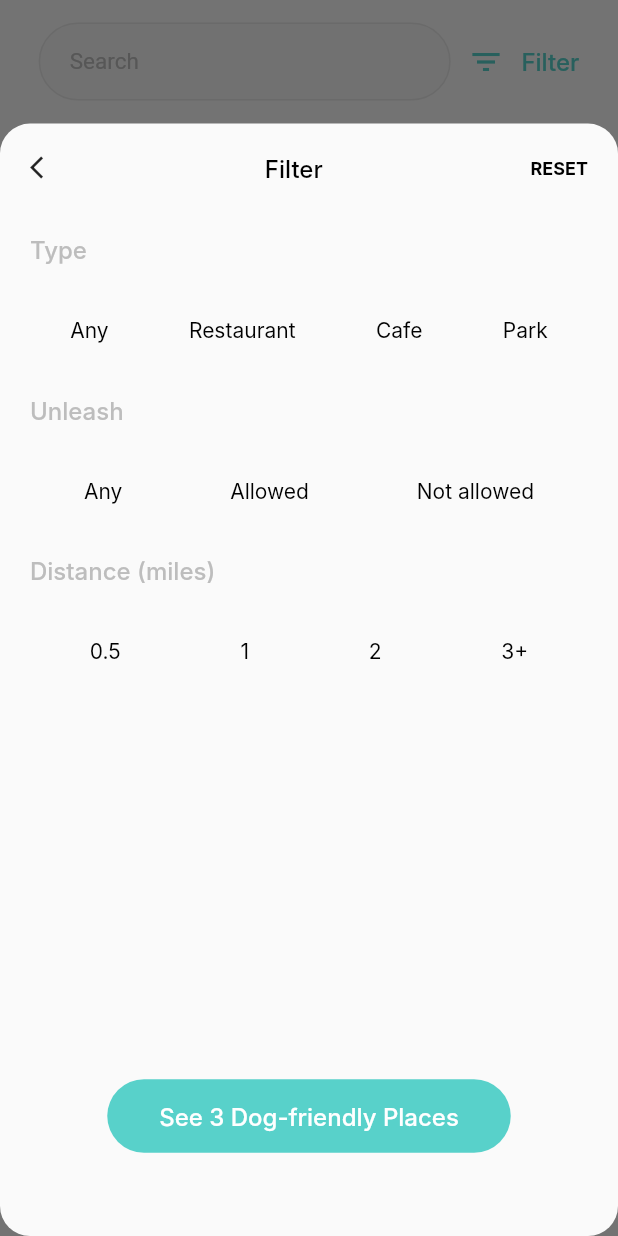
After one commit to jefflin98/pupchat, a Flutter app: the screen it shows after launch, item 2 of the bottom bar chosen, after a tap on "Filter", on a phone screen of 412 x 824 dp. The commit adds this screen. Run offline on Flutter 3.47's test engine with Material 2 defaults, Android fonts, the phone set to English and light mode, and no system bars; Roboto replaces fonts that are missing (Inter).

Commit message:
map finished. todo: puppy detail, chat detail

```diff
--- a/lib/chat_screen.dart
+++ b/lib/chat_screen.dart
@@ -15,9 +15,11 @@ class ChatScreen extends StatelessWidget {
           children: [
             Container(height: 15),
             Row(
+              mainAxisAlignment: MainAxisAlignment.center,
+              crossAxisAlignment: CrossAxisAlignment.center,
               children: [
                 Container(
-                  width: MediaQuery.of(context).size.width * 9 / 10,
+                  width: MediaQuery.of(context).size.width * 8.5 / 10,
                   decoration: BoxDecoration(
                     borderRadius: BorderRadius.circular(50),
                     border: Border.all(
@@ -33,7 +35,7 @@ class ChatScreen extends StatelessWidget {
                   child: const TextField(
                     decoration: InputDecoration(
                       border: InputBorder.none,
-                      hintText: "search",
+                      hintText: "Search",
                     ),
                   ),
                 ),
--- a/lib/home_screen.dart
+++ b/lib/home_screen.dart
@@ -46,7 +46,7 @@ class HomeScreen extends StatelessWidget {
                     child: TextField(
                       decoration: InputDecoration(
                         border: InputBorder.none,
-                        hintText: "search",
+                        hintText: "Search",
                       ),
                     ),
                   ),
--- /dev/null
+++ b/lib/location_filter.dart
@@ -0,0 +1,129 @@
+// ignore_for_file: prefer_const_constructors
+
+import 'package:flutter/material.dart';
+import 'package:pupchat/style.dart';
+
+class LocationFilter extends StatelessWidget {
+  const LocationFilter({Key? key}) : super(key: key);
+
+  @override
+  Widget build(BuildContext context) {
+    return SizedBox(
+      height: MediaQuery.of(context).size.height * 9 / 10,
+      child: Padding(
+        padding: EdgeInsets.all(20),
+        child: Column(
+          mainAxisAlignment: MainAxisAlignment.spaceBetween,
+          crossAxisAlignment: CrossAxisAlignment.start,
+          children: [
+            Row(
+              mainAxisAlignment: MainAxisAlignment.spaceBetween,
+              children: [
+                GestureDetector(
+                  onTap: () => {
+                    Navigator.pop(context),
+                  },
+                  child: Icon(
+                    Icons.arrow_back_ios,
+                    size: 18,
+                  ),
+                ),
+                Text(
+                  "Filter",
+                  textAlign: TextAlign.center,
+                  style: TextStyle(
+                    color: Colors.black,
+                    fontSize: 16,
+                    fontFamily: "Inter",
+                    fontWeight: FontWeight.w500,
+                  ),
+                ),
+                Text(
+                  "RESET",
+                  textAlign: TextAlign.center,
+                  style: TextStyle(
+                    color: Colors.black,
+                    fontSize: 12,
+                    fontFamily: "Inter",
+                    fontWeight: FontWeight.w700,
+                  ),
+                )
+              ],
+            ),
+            Text(
+              'Type',
+              style: Style.h2,
+            ),
+            Row(
+              mainAxisAlignment: MainAxisAlignment.spaceAround,
+              children: const [
+                Text(
+                  'Any',
+                  style: Style.h3Black,
+                ),
+                Text('Restaurant', style: Style.h3Black),
+                Text('Cafe', style: Style.h3Black),
+                Text('Park', style: Style.h3Black),
+              ],
+            ),
+            Text(
+              'Unleash',
+              style: Style.h2,
+            ),
+            Row(
+              mainAxisAlignment: MainAxisAlignment.spaceAround,
+              children: const [
+                Text('Any', style: Style.h3Black),
+                Text('Allowed', style: Style.h3Black),
+                Text('Not allowed', style: Style.h3Black),
+              ],
+            ),
+            Text(
+              'Distance (miles)',
+              style: Style.h2,
+            ),
+            Row(
+              mainAxisAlignment: MainAxisAlignment.spaceAround,
+              children: const [
+                Text('0.5', style: Style.h3Black),
+                Text('1', style: Style.h3Black),
+                Text('2', style: Style.h3Black),
+                Text('3+', style: Style.h3Black),
+              ],
+            ),
+            Container(
+              height: MediaQuery.of(context).size.height / 4,
+            ),
+            GestureDetector(
+              onTap: () => {
+                Navigator.pop(context),
+              },
+              child: Center(
+                child: Container(
+                  width: 269,
+                  height: 49,
+                  decoration: BoxDecoration(
+                    borderRadius: BorderRadius.circular(50),
+                    color: Style.primary,
+                  ),
+                  child: Center(
+                    child: Text(
+                      "See 3 Dog-friendly Places",
+                      style: TextStyle(
+                        color: Colors.white,
+                        fontSize: 16,
+                        fontFamily: "Inter",
+                        fontWeight: FontWeight.w500,
+                      ),
+                    ),
+                  ),
+                ),
+              ),
+            ),
+            Container()
+          ],
+        ),
+      ),
+    );
+  }
+}
--- a/lib/main.dart
+++ b/lib/main.dart
@@ -1,6 +1,7 @@
 import 'package:flutter/material.dart';
 import 'package:pupchat/chat_screen.dart';
 import 'package:pupchat/home_screen.dart';
+import 'package:pupchat/map_screen.dart';
 import 'package:pupchat/style.dart';
 
 void main() {
@@ -51,10 +52,7 @@ class _MyHomePageState extends State<MyHomePage> {
     // than having to individually change instances of widgets.
     List<Widget> _widgetOptions = <Widget>[
       HomeScreen(_onItemTapped),
-      const Text(
-        'Map',
-        style: Style.h1,
-      ),
+      const MapScreen(),
       const ChatScreen(),
       const Text(
         'Profile',
--- /dev/null
+++ b/lib/map_screen.dart
@@ -0,0 +1,167 @@
+// ignore_for_file: prefer_const_constructors
+
+import 'package:flutter/material.dart';
+import 'package:pupchat/location_detail.dart';
+import 'package:pupchat/location_filter.dart';
+import 'package:pupchat/style.dart';
+
+class MapScreen extends StatefulWidget {
+  const MapScreen({Key? key}) : super(key: key);
+
+  @override
+  State<MapScreen> createState() => _MyMapScreenState();
+}
+
+class _MyMapScreenState extends State<MapScreen> {
+  var tapped = false;
+
+  @override
+  Widget build(BuildContext context) {
+    return SafeArea(
+      child: Column(
+        children: [
+          Padding(
+            padding: EdgeInsets.symmetric(horizontal: 20),
+            child: Column(
+              mainAxisAlignment: MainAxisAlignment.start,
+              crossAxisAlignment: CrossAxisAlignment.start,
+              children: [
+                Container(
+                  height: 15,
+                ),
+                Row(
+                  mainAxisAlignment: MainAxisAlignment.spaceAround,
+                  children: [
+                    Container(
+                      width: MediaQuery.of(context).size.width * 2 / 3,
+                      decoration: BoxDecoration(
+                        borderRadius: BorderRadius.circular(50),
+                        border: Border.all(
+                          color: Style.greyBorder, //(0xffe7e7e7),
+                          width: 1,
+                        ),
+                        color: Style.greyBackgroud, //(0xfff6f6f6),
+                      ),
+                      padding: const EdgeInsets.only(
+                        left: 16,
+                        right: 16,
+                        top: 16,
+                        bottom: 16,
+                      ),
+                      child: Text(
+                        " Search",
+                        style: TextStyle(color: Style.greyText, fontSize: 15),
+                      ),
+                    ),
+                    Icon(
+                      Icons.filter_list_outlined,
+                      color: Style.primary,
+                    ),
+                    GestureDetector(
+                      onTap: () => {
+                        showModalBottomSheet(
+                          isScrollControlled: true,
+                          shape: RoundedRectangleBorder(
+                              borderRadius: BorderRadius.circular(20.0)),
+                          context: context,
+                          builder: (_) => LocationFilter(),
+                        ),
+                      },
+                      child: Text(
+                        "Filter",
+                        style: TextStyle(
+                          color: Style.primary,
+                          fontSize: 16,
+                          fontFamily: "Inter",
+                          fontWeight: FontWeight.w500,
+                        ),
+                      ),
+                    ),
+                  ],
+                ),
+                Container(
+                  height: 15,
+                ),
+                Text(
+                  '  3 Dog-friendly Places Nearby',
+                  style: TextStyle(
+                    color: Style.greyText,
+                    fontSize: 14,
+                    fontFamily: "Inter",
+                  ),
+                ),
+              ],
+            ),
+          ),
+          Container(
+            height: 10,
+          ),
+          Expanded(
+            flex: 1,
+            child: GestureDetector(
+              onTap: () {
+                setState(() {
+                  tapped = true;
+                });
+
+                showModalBottomSheet(
+                  isScrollControlled: true,
+                  shape: RoundedRectangleBorder(
+                      borderRadius: BorderRadius.circular(20.0)),
+                  context: context,
+                  builder: (_) => LocationDetail(),
+                );
+              },
+              child: Container(
+                decoration: BoxDecoration(
+                  image: DecorationImage(
+                    image: AssetImage(
+                      'assets/images/map.png',
+                    ),
+                    fit: BoxFit.fitHeight,
+                  ),
+                ),
+                child: SizedBox(
+                  width: MediaQuery.of(context).size.width,
+                  child: Column(
+                    children: [
+                      Container(
+                        height: 100,
+                      ),
+                      Image.asset("assets/images/cafe.png"),
+                      Container(
+                        height: 50,
+                      ),
+                      Row(
+                        children: [
+                          Container(
+                            width: 120,
+                          ),
+                          Image.asset(tapped
+                              ? "assets/images/cafeSelected.png"
+                              : "assets/images/cafe.png"),
+                        ],
+                      ),
+                      Container(
+                        height: 200,
+                      ),
+                      Row(
+                        mainAxisAlignment: MainAxisAlignment.end,
+                        children: [
+                          Image.asset("assets/images/park.png"),
+                          Container(
+                            width: 30,
+                          )
+                        ],
+                      )
+                    ],
+                  ),
+                ),
+              ),
+            ),
+          ),
+        ],
+      ),
+    );
+  }
+}
--- a/pubspec.yaml
+++ b/pubspec.yaml
@@ -62,6 +62,11 @@ flutter:
       - assets/images/dog1.png
       - assets/images/dog2.png
       - assets/images/dogHead1.png
+      - assets/images/map.png
+      - assets/images/park.png
+      - assets/images/cafe.png
+      - assets/images/cafeSelected.png
+      - assets/images/stars.png
   #   - images/a_dot_burr.jpeg
   #   - images/a_dot_ham.jpeg
 
```
Also changed, not shown: lib/location_detail.dart (added, +157 -0 lines), assets/images/cafe.png (added), assets/images/cafeSelected.png (added), assets/images/park.png (added), assets/images/stars.png (added).
